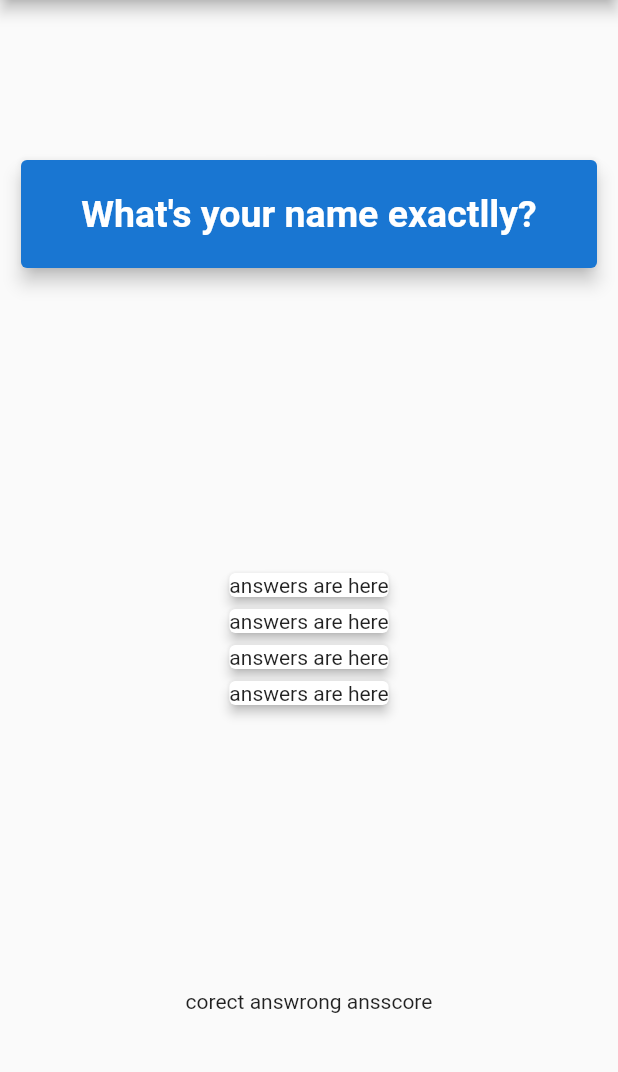
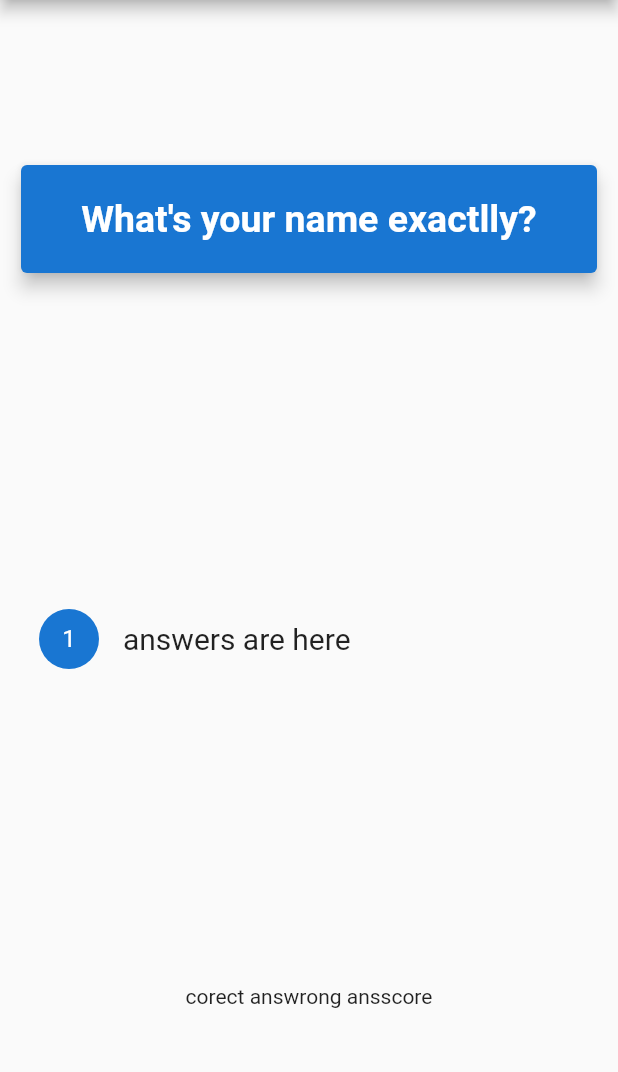
Before and after one commit to mahdiyarz/quizApp, a Flutter app: the screen it shows after launch, on a phone screen of 412 x 824 dp, the part 84-1156 px from its top. Run offline on Flutter 3.47's test engine with Material 2 defaults, Android fonts, the phone set to English and light mode, and no system bars.

Commit message:
style answer widget

```diff
--- a/lib/widgets/answer.dart
+++ b/lib/widgets/answer.dart
@@ -3,25 +3,21 @@
 class Answer extends StatelessWidget {
   @override
   Widget build(BuildContext context) {
-    return Column(
-      children: [
-        Card(
-          elevation: 3,
-          child: Text('answers are here'),
+    return Container(
+      width: double.infinity,
+      padding: EdgeInsets.all(10),
+      child: ListTile(
+        leading: CircleAvatar(
+          child: Text('1'),
         ),
-        Card(
-          elevation: 3,
-          child: Text('answers are here'),
+        title: Text(
+          'answers are here',
+          textAlign: TextAlign.justify,
+          style: TextStyle(
+            fontSize: 20,
+          ),
         ),
-        Card(
-          elevation: 3,
-          child: Text('answers are here'),
-        ),
-        Card(
-          elevation: 3,
-          child: Text('answers are here'),
-        ),
-      ],
+      ),
     );
   }
 }
```
